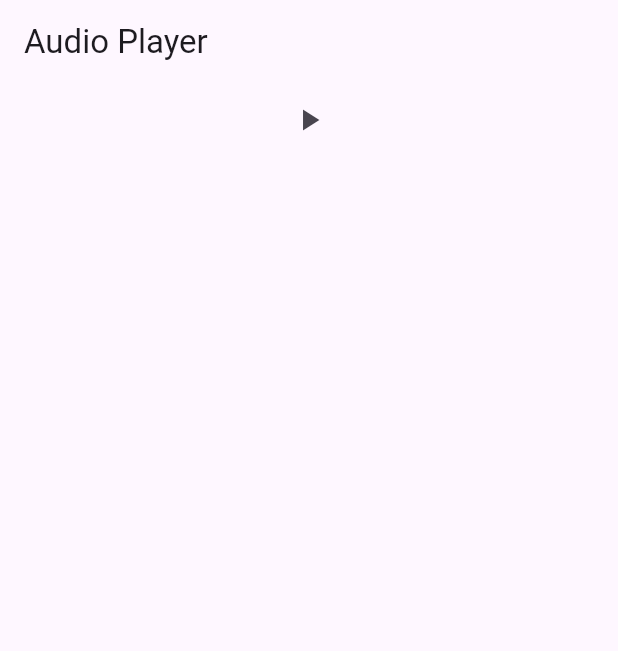
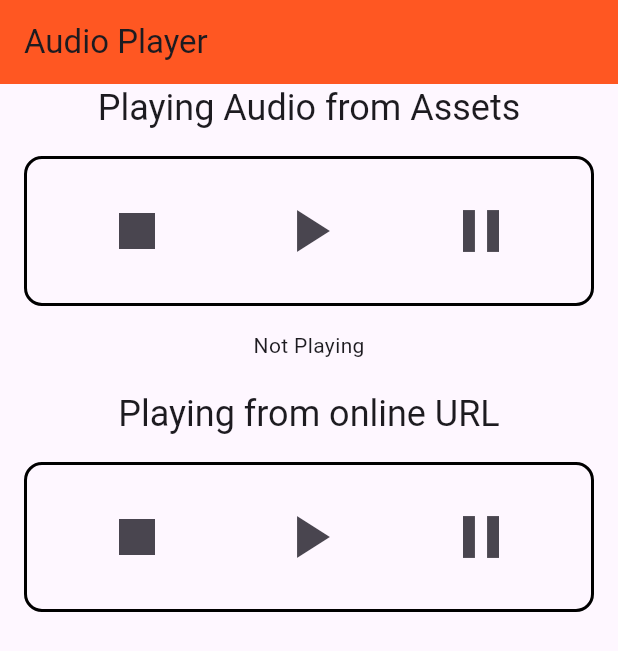
Before and after one commit to ahmadhanis/Flutter-A251, a Flutter app: the screen it shows after launch, on a phone screen of 412 x 824 dp. Shown: the top 651 px of the screen. Run offline on Flutter 3.47's test engine with Material 3 defaults, Android fonts, the phone set to English and light mode, and no system bars; our stand-ins replace audioplayers.

Commit message:
online audio stream

```diff
--- a/FlutterA251_STTPK2143/myplayer/lib/main.dart
+++ b/FlutterA251_STTPK2143/myplayer/lib/main.dart
@@ -10,7 +10,14 @@ class MainApp extends StatelessWidget {
 
   @override
   Widget build(BuildContext context) {
-    return const MaterialApp(home: MyPlayer());
+    return MaterialApp(
+      theme: ThemeData(
+        primarySwatch: Colors.blue,
+        useMaterial3: true,
+        appBarTheme: AppBarTheme(backgroundColor: Colors.deepOrange),
+      ),
+      home: MyPlayer(),
+    );
   }
 }
 
@@ -23,6 +30,8 @@ class MyPlayer extends StatefulWidget {
 
 class _MyPlayerState extends State<MyPlayer> {
   late AudioPlayer player = AudioPlayer();
+  AudioCache audioCache = AudioCache();
+  String status = 'Not Playing';
 
   @override
   Widget build(BuildContext context) {
@@ -31,7 +40,72 @@ class _MyPlayerState extends State<MyPlayer> {
       body: Center(
         child: Column(
           children: [
-            IconButton(onPressed: playMe, icon: Icon(Icons.play_arrow)),
+            Text(
+              'Playing Audio from Assets',
+              style: Theme.of(context).textTheme.headlineSmall,
+            ),
+            Container(
+              padding: const EdgeInsets.all(16.0),
+              margin: const EdgeInsets.all(16.0),
+              decoration: BoxDecoration(
+                border: Border.all(color: Colors.black, width: 2),
+                borderRadius: BorderRadius.circular(12),
+              ),
+              child: Row(
+                mainAxisAlignment: MainAxisAlignment.spaceAround,
+                children: [
+                  IconButton(
+                    iconSize: 48,
+                    onPressed: stopMe,
+                    icon: Icon(Icons.stop),
+                  ),
+                  IconButton(
+                    iconSize: 48,
+                    onPressed: playMe,
+                    icon: Icon(Icons.play_arrow),
+                  ),
+                  IconButton(
+                    iconSize: 48,
+                    onPressed: pauseMe,
+                    icon: Icon(Icons.pause),
+                  ),
+                ],
+              ),
+            ),
+            Text(status),
+            const SizedBox(height: 20),
+            Text(
+              'Playing from online URL',
+              style: Theme.of(context).textTheme.headlineSmall,
+            ),
+            Container(
+              padding: const EdgeInsets.all(16.0),
+              margin: const EdgeInsets.all(16.0),
+              decoration: BoxDecoration(
+                border: Border.all(color: Colors.black, width: 2),
+                borderRadius: BorderRadius.circular(12),
+              ),
+              child: Row(
+                mainAxisAlignment: MainAxisAlignment.spaceAround,
+                children: [
+                  IconButton(
+                    iconSize: 48,
+                    onPressed: stopMe,
+                    icon: Icon(Icons.stop),
+                  ),
+                  IconButton(
+                    iconSize: 48,
+                    onPressed: playMeURL,
+                    icon: Icon(Icons.play_arrow),
+                  ),
+                  IconButton(
+                    iconSize: 48,
+                    onPressed: pauseMe,
+                    icon: Icon(Icons.pause),
+                  ),
+                ],
+              ),
+            ),
           ],
         ),
       ),
@@ -39,6 +113,30 @@ class _MyPlayerState extends State<MyPlayer> {
   }
 
   void playMe() {
-    player.play(AssetSource('bell.mp3'));
+    player.play(AssetSource('sonne.mp3'));
+    setState(() {
+      status = 'Playing';
+    });
+  }
+
+  void stopMe() {
+    player.stop();
+    setState(() {
+      status = 'Stop';
+    });
+  }
+
+  void pauseMe() {
+    player.pause();
+    setState(() {
+      status = 'Pause';
+    });
+  }
+
+  void playMeURL() {
+    player.play(UrlSource('https://slumberjer.com/mysong/sonne.mp3'));
+    setState(() {
+      status = 'Playing from URL';
+    });
   }
 }
--- a/FlutterA251_STTPK2143/myplayer/pubspec.yaml
+++ b/FlutterA251_STTPK2143/myplayer/pubspec.yaml
@@ -1,6 +1,6 @@
 name: myplayer
 description: "A new Flutter project."
-publish_to: 'none'
+publish_to: "none"
 version: 0.1.0
 
 environment:
```
Also changed, not shown: 1 other file.
